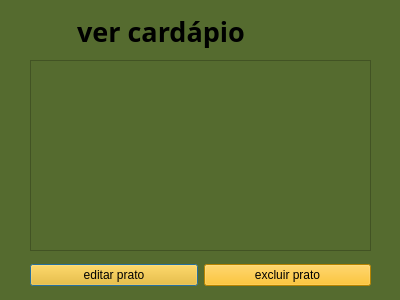
First picture: the form in teladecardapio.ui, repository jujubsfs/restify3, before the edit.
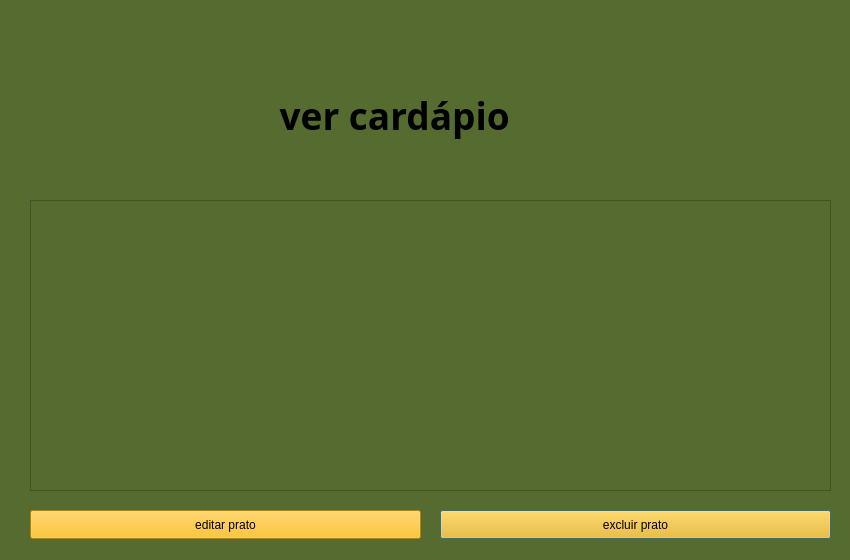
Second picture: the form after the edit.

What changed in the file:
```diff
--- a/teladecardapio.ui
+++ b/teladecardapio.ui
@@ -6,8 +6,8 @@
    <rect>
     <x>0</x>
     <y>0</y>
-    <width>400</width>
-    <height>300</height>
+    <width>850</width>
+    <height>560</height>
    </rect>
   </property>
   <property name="windowTitle">
@@ -19,16 +19,16 @@
   <widget class="QLabel" name="label">
    <property name="geometry">
     <rect>
-     <x>70</x>
-     <y>10</y>
-     <width>351</width>
-     <height>42</height>
+     <x>270</x>
+     <y>80</y>
+     <width>431</width>
+     <height>71</height>
     </rect>
    </property>
    <property name="font">
     <font>
      <family>Segoe Script</family>
-     <pointsize>20</pointsize>
+     <pointsize>28</pointsize>
      <bold>true</bold>
     </font>
    </property>
@@ -40,43 +40,43 @@
    <property name="geometry">
     <rect>
      <x>30</x>
-     <y>60</y>
-     <width>341</width>
-     <height>191</height>
+     <y>200</y>
+     <width>801</width>
+     <height>291</height>
     </rect>
    </property>
   </widget>
-  <widget class="QWidget" name="layoutWidget">
+  <widget class="QPushButton" name="excluir_prato">
+   <property name="geometry">
+    <rect>
+     <x>440</x>
+     <y>510</y>
+     <width>391</width>
+     <height>29</height>
+    </rect>
+   </property>
+   <property name="styleSheet">
+    <string notr="true">background-color: rgb(255, 183, 0);</string>
+   </property>
+   <property name="text">
+    <string>excluir prato</string>
+   </property>
+  </widget>
+  <widget class="QPushButton" name="pushButton_2">
    <property name="geometry">
     <rect>
      <x>30</x>
-     <y>260</y>
-     <width>341</width>
-     <height>31</height>
+     <y>510</y>
+     <width>391</width>
+     <height>29</height>
     </rect>
    </property>
-   <layout class="QHBoxLayout" name="horizontalLayout">
-    <item>
-     <widget class="QPushButton" name="pushButton_2">
-      <property name="styleSheet">
-       <string notr="true">background-color: rgb(255, 183, 0);</string>
-      </property>
-      <property name="text">
-       <string>editar prato</string>
-      </property>
-     </widget>
-    </item>
-    <item>
-     <widget class="QPushButton" name="excluir_prato">
-      <property name="styleSheet">
-       <string notr="true">background-color: rgb(255, 183, 0);</string>
-      </property>
-      <property name="text">
-       <string>excluir prato</string>
-      </property>
-     </widget>
-    </item>
-   </layout>
+   <property name="styleSheet">
+    <string notr="true">background-color: rgb(255, 183, 0);</string>
+   </property>
+   <property name="text">
+    <string>editar prato</string>
+   </property>
   </widget>
  </widget>
  <resources/>
```
